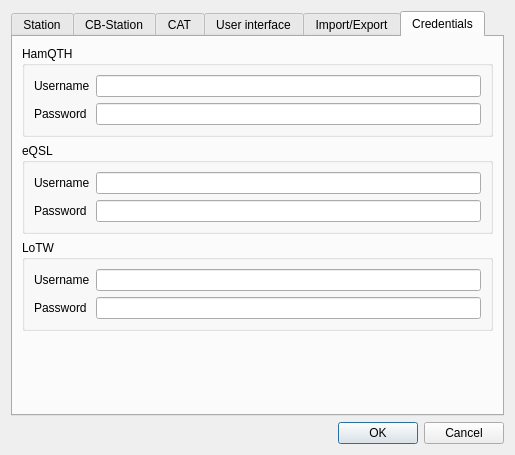
Before: the Qt Designer form ui_files/DragonLog_Settings.ui in gitandy/DragonLog, drawn with Qt 5.
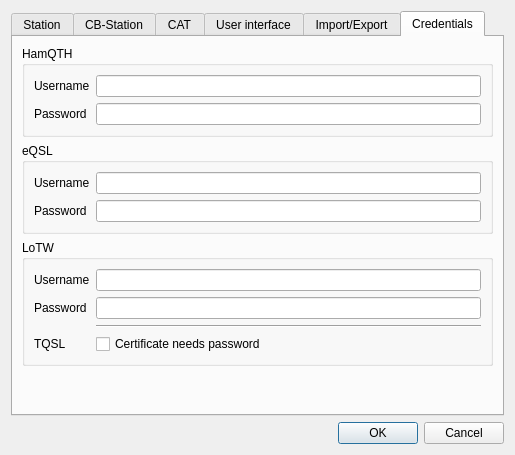
After: the same form once the commit is applied. The open tabs and pages were chosen to show the change.

```diff
--- a/ui_files/DragonLog_Settings.ui
+++ b/ui_files/DragonLog_Settings.ui
@@ -980,6 +980,27 @@
             </property>
            </widget>
           </item>
+          <item row="3" column="1">
+           <widget class="QCheckBox" name="lotwCertPwdCheckBox">
+            <property name="text">
+             <string>Certificate needs password</string>
+            </property>
+           </widget>
+          </item>
+          <item row="3" column="0">
+           <widget class="QLabel" name="label_23">
+            <property name="text">
+             <string>TQSL</string>
+            </property>
+           </widget>
+          </item>
+          <item row="2" column="1">
+           <widget class="Line" name="line">
+            <property name="orientation">
+             <enum>Qt::Horizontal</enum>
+            </property>
+           </widget>
+          </item>
          </layout>
         </widget>
        </item>
```
Left out of the diff: 15 changed lines with no effect on the pictures.
